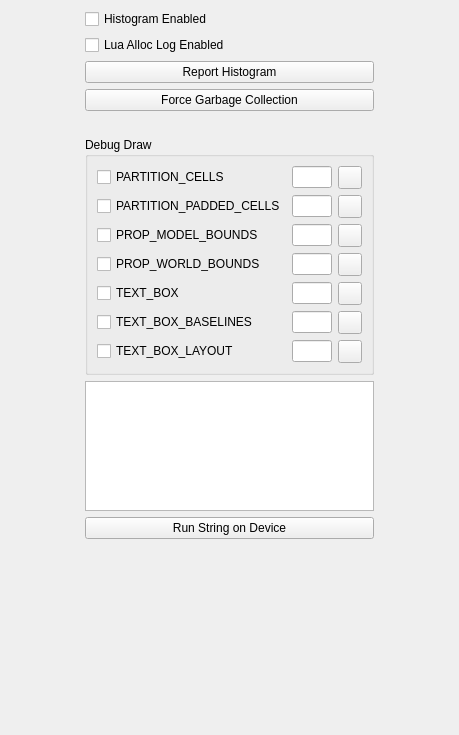
Qt form editor/layout/debugdock.ui (Vavius/moai-ide) before a commit.
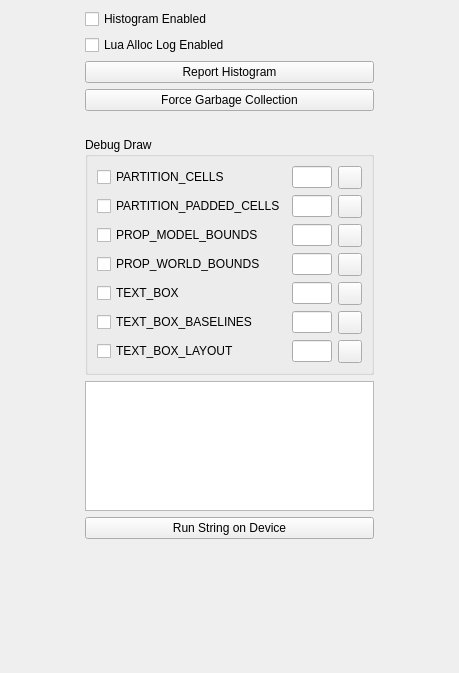
The same form after that commit.

```diff
--- a/editor/layout/debugdock.ui
+++ b/editor/layout/debugdock.ui
@@ -7,7 +7,7 @@
     <x>0</x>
     <y>0</y>
     <width>459</width>
-    <height>735</height>
+    <height>673</height>
    </rect>
   </property>
   <property name="windowTitle">
```
Left out of the diff: 3 changed lines with no effect on the pictures.
